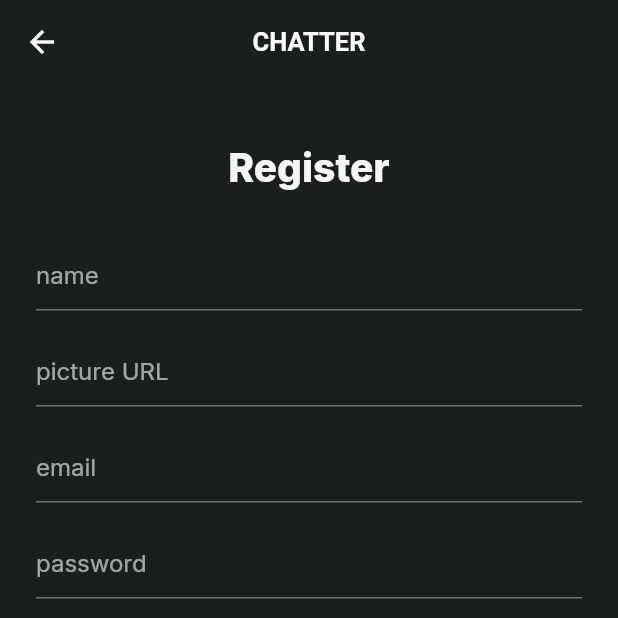
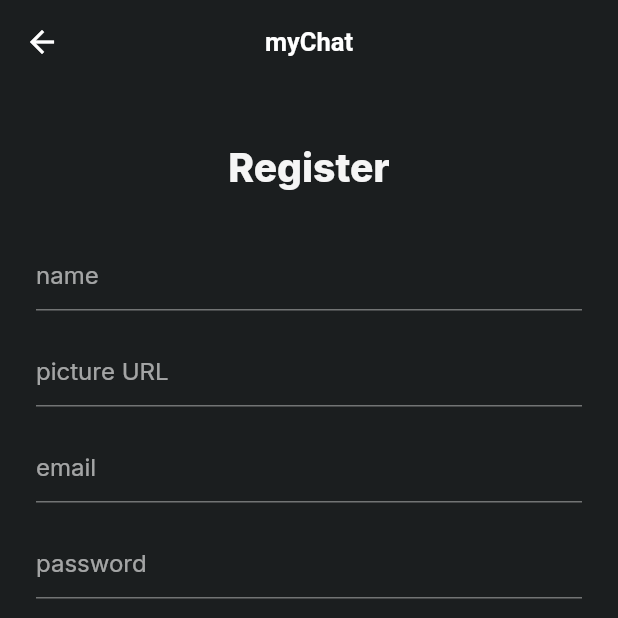
Before and after one commit to myc012/mycChat, a Flutter app: the SignUpScreen screen opened directly, on a phone screen of 412 x 824 dp, the top half of it. Run offline on Flutter 3.47's test engine with Material 2 defaults, Android fonts, the phone set to English and light mode, and no system bars; our stand-ins replace cached_network_image, cloud_functions, faker, firebase_auth, firebase_core, google_fonts and 2 more; missing offline and left inert: stream_chat_flutter_core; accounts and stored records are empty.

Commit message:
initial commit

```diff
--- a/lib/screens/sign_up_screen.dart
+++ b/lib/screens/sign_up_screen.dart
@@ -134,7 +134,7 @@ class _SignUpScreenState extends State<SignUpScreen> {
   Widget build(BuildContext context) {
     return Scaffold(
       appBar: AppBar(
-        title: const Text('CHATTER'),
+        title: const Text('myChat'),
         centerTitle: true,
         backgroundColor: Colors.transparent,
         elevation: 0,
```
Also changed, not shown: 3 other files.
